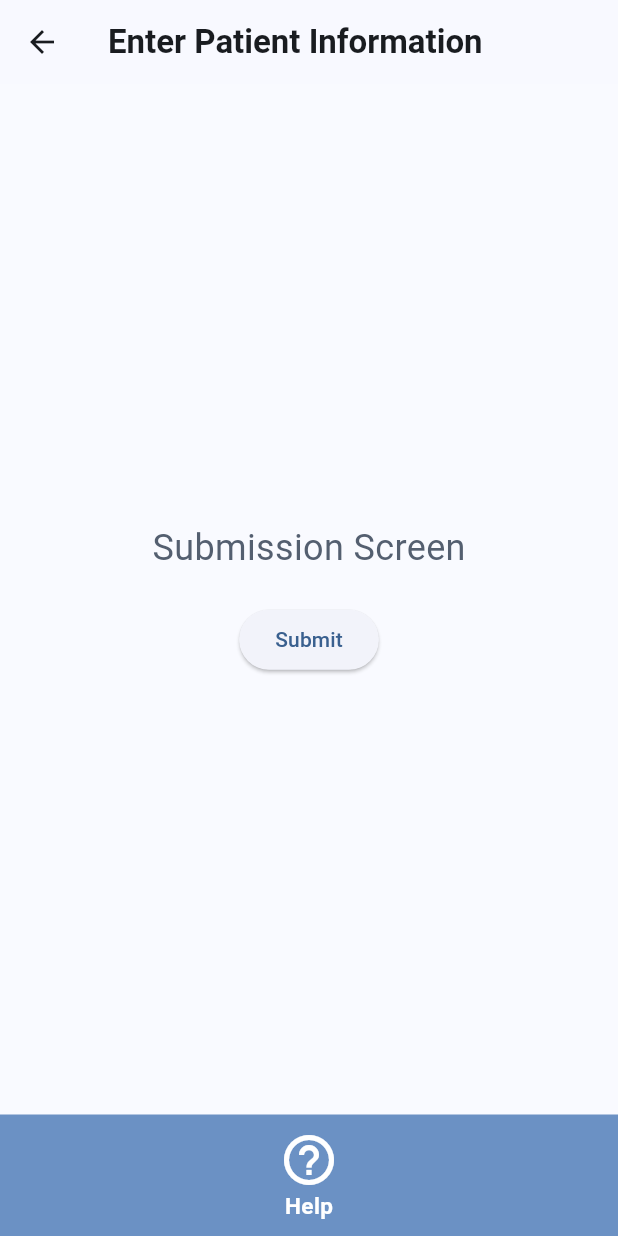
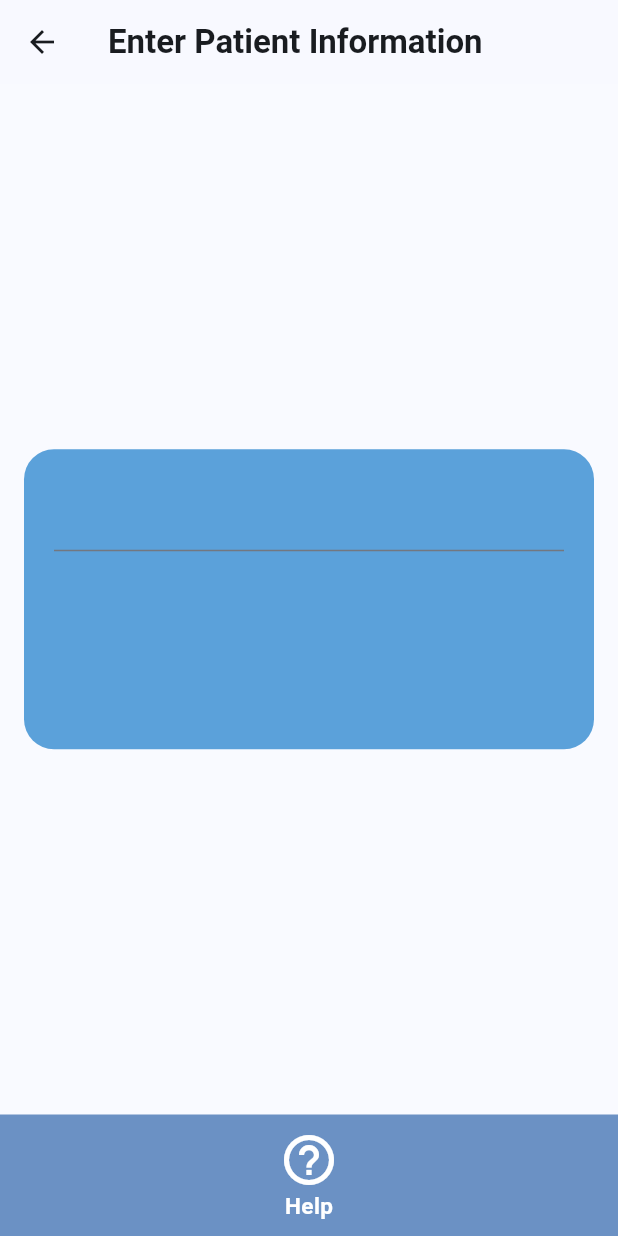
Before and after one commit to Navindu-Ashen/CareMe-Group-L, a Flutter app: the SubmissionScreen screen opened directly, on a phone screen of 412 x 824 dp. Run offline on Flutter 3.47's test engine with Material 3 defaults, Android fonts, the phone set to English and light mode, and no system bars; our stand-ins replace google_fonts.

Commit message:
Update submission_screen.dart

```diff
--- a/project/lib/screens/submission_screen.dart
+++ b/project/lib/screens/submission_screen.dart
@@ -9,6 +9,7 @@ class SubmissionScreen extends StatefulWidget {
 }
 
 class _SubmissionScreenState extends State<SubmissionScreen> {
+
   void _changeScreenResults(BuildContext context) {
     Navigator.of(context).push(
       MaterialPageRoute(
@@ -29,22 +30,18 @@ class _SubmissionScreenState extends State<SubmissionScreen> {
           const SizedBox(height: 0,),
           Column(
             children: [
-              Text(
-                "Submission Screen",
-                style: TextStyle(
-                  fontSize: 24,
-                  color: Theme.of(context).colorScheme.secondary,
+              Padding(
+                padding: const EdgeInsets.all(16.0),
+                child: Container(
+                  padding: EdgeInsets.all(20),
+                  decoration: BoxDecoration(borderRadius: BorderRadius.circular(20), color: const Color.fromARGB(255, 91, 161, 218),),
+                  height: 200,
+                  child: Column(children: [
+                    TextField(),
+                  ],),
+
                 ),
-              ),
-              const SizedBox(
-                height: 20,
-              ),
-              ElevatedButton(
-                onPressed: () {
-                  _changeScreenResults(context);
-                },
-                child: const Text("Submit"),
-              ),
+              )
             ],
           ),
           Container(
```
